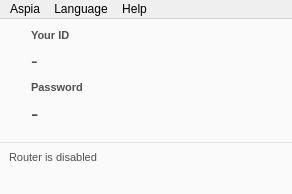
This is source/host/ui/main_window.ui in dchapyshev/aspia as Qt 5 draws it before an edit. The edited form follows.
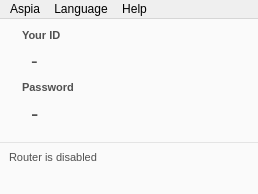
This is the edited form. Icons and pictures are not drawn.

```diff
--- a/source/host/ui/main_window.ui
+++ b/source/host/ui/main_window.ui
@@ -6,7 +6,7 @@
    <rect>
     <x>0</x>
     <y>0</y>
-    <width>292</width>
+    <width>258</width>
     <height>194</height>
    </rect>
   </property>
@@ -90,7 +90,6 @@
            <string notr="true">QLabel {
 font: bold 11px;
 color:#505050;
-padding-left: 6px;
 }</string>
           </property>
           <property name="text">
@@ -155,7 +154,6 @@
            <string notr="true">QLabel {
 font: bold 11px;
 color:#505050;
-padding-left: 6px;
 }</string>
           </property>
           <property name="text">
@@ -317,7 +315,7 @@
     <rect>
      <x>0</x>
      <y>0</y>
-     <width>292</width>
+     <width>258</width>
      <height>21</height>
     </rect>
    </property>
```
